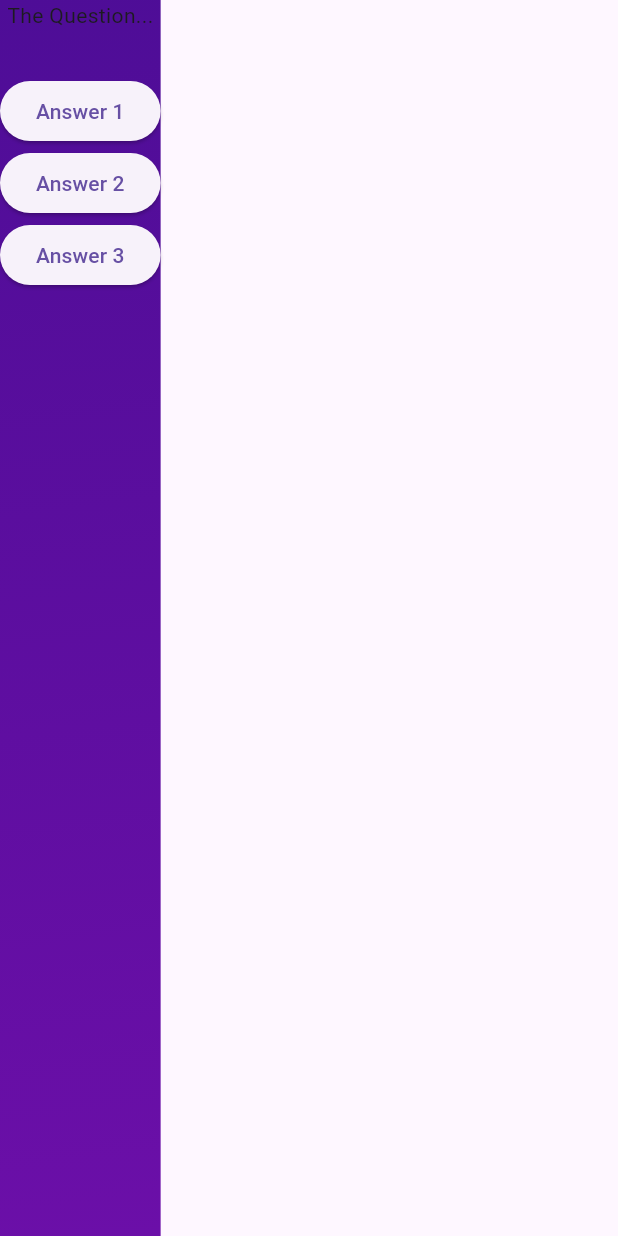
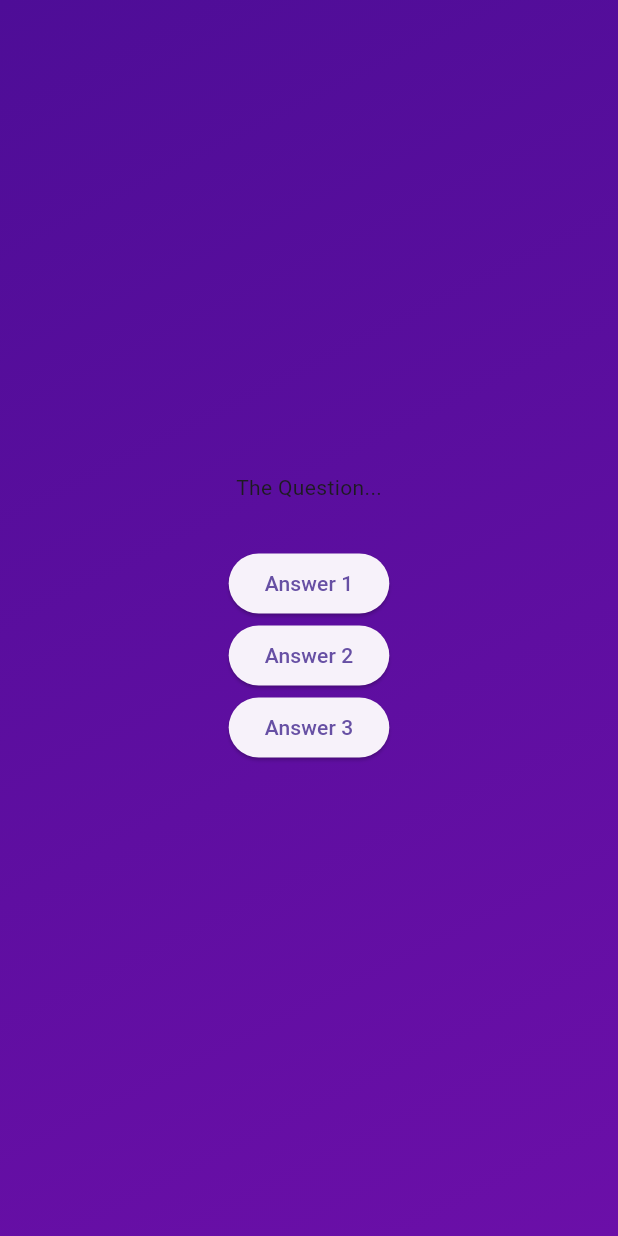
Before and after one commit to mateuslca/flutter_quiz, a Flutter app: the screen it shows after launch, after a tap on "Start Quiz", on a phone screen of 412 x 824 dp. Run offline on Flutter 3.47's test engine with Material 3 defaults, Android fonts, the phone set to English and light mode, and no system bars.

Commit message:
add: QuestionsScreen

```diff
--- a/lib/questions_screen.dart
+++ b/lib/questions_screen.dart
@@ -12,7 +12,11 @@ class QuestionsScreen extends StatefulWidget {
 class _QuestionsScreen extends State<QuestionsScreen> {
   @override
   Widget build(BuildContext context) {
-    return Column(
+    //Need to wrap this in a SizedBox()
+    return SizedBox(
+      width: double.infinity,
+      child: Column(
+        mainAxisAlignment: MainAxisAlignment.center,
         children: [
           const Text('The Question...'),
           const SizedBox(height: 30),
@@ -29,6 +33,7 @@ class _QuestionsScreen extends State<QuestionsScreen> {
             child: const Text('Answer 3'),
           ),
         ],
+      ),
     );
   }
 }
```
Lines whose indentation alone changed are shown as unchanged.
